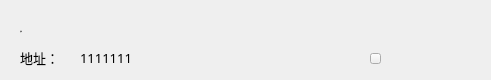
Qt form contact/ContactInfoTitleWidget.ui (HcashOrg/hx-indicator) before a commit; both pictures show x 120 to 611 and y 0 to 80 of the 770 by 80 pixel window.
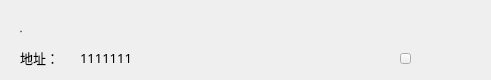
The same form after that commit.

What changed in the file:
```diff
--- a/contact/ContactInfoTitleWidget.ui
+++ b/contact/ContactInfoTitleWidget.ui
@@ -58,7 +58,7 @@
     <rect>
      <x>200</x>
      <y>48</y>
-     <width>280</width>
+     <width>311</width>
      <height>20</height>
     </rect>
    </property>
@@ -78,7 +78,7 @@
   <widget class="QToolButton" name="copyBtn">
    <property name="geometry">
     <rect>
-     <x>490</x>
+     <x>520</x>
      <y>53</y>
      <width>11</width>
      <height>11</height>
```
